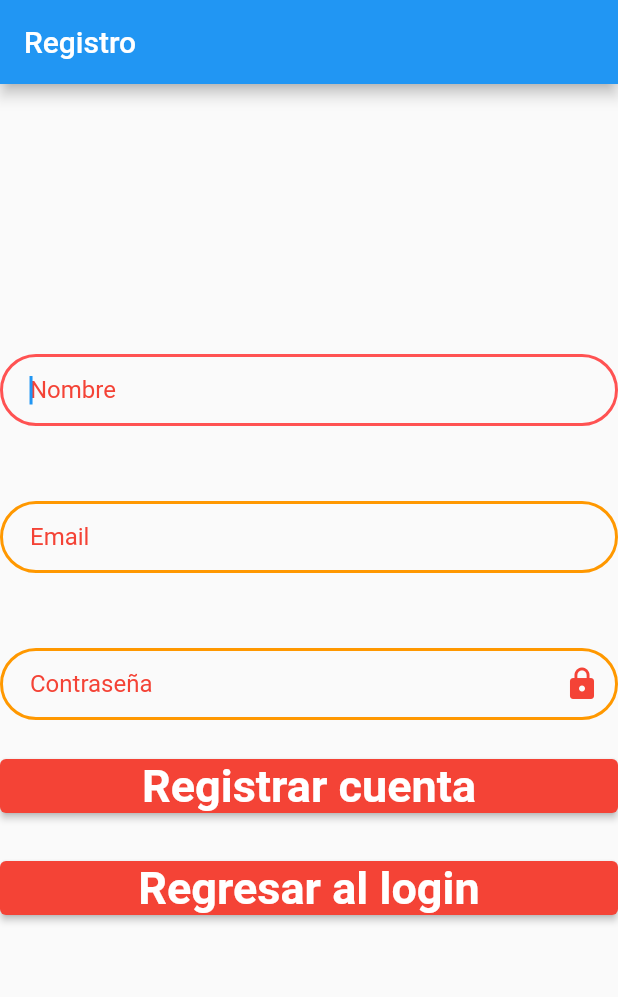
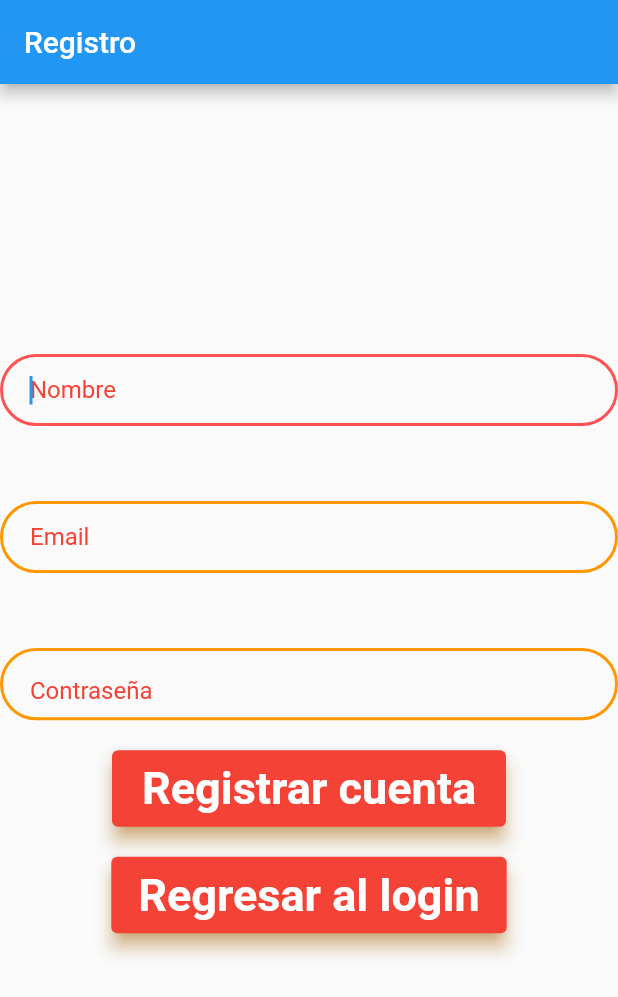
Before and after one commit to landowolf10/crud_notas_flutter2, a Flutter app: the screen it shows after launch, after a tap on "Crear cuenta", on a phone screen of 412 x 824 dp. Shown: the top 997 px of the screen. Run offline on Flutter 3.47's test engine with Material 2 defaults, Android fonts, the phone set to English and light mode, and no system bars; network calls fail.

Commit message:
Separación de UI en métodos.

```diff
--- a/lib/main.dart
+++ b/lib/main.dart
@@ -11,6 +11,7 @@ class MyApp extends StatelessWidget {
   Widget build(BuildContext context) {
     return MaterialApp(
       title: 'Flutter Demo',
+      debugShowCheckedModeBanner: false,
       theme: ThemeData(
         primarySwatch: Colors.blue,
       ),
--- a/lib/src/pages/login_page.dart
+++ b/lib/src/pages/login_page.dart
@@ -13,12 +13,39 @@ class _LoginState extends State<Login> {
   TextEditingController txtPassword = new TextEditingController();
   UserAPIs user = new UserAPIs();
   Dialogs msg = new Dialogs();
+  bool _obscuredText = true;
 
   @override
   Widget build(BuildContext context) {
-    bool _obscuredText = true;
+    return Scaffold(
+      appBar: AppBar(
+        title: Text('Login'),
+      ),
+      body: Center(
+        child: ListView(
+          children: [
+            Column(
+              mainAxisAlignment: MainAxisAlignment.center,
+              children: [
+                SizedBox(height: 180),
+                _emailInput(),
+                SizedBox(height: 50),
+                _passwordInput(),
+                SizedBox(height: 50),
+                _loginButton(),
+                SizedBox(height: 20),
+                _registerButton()
+              ]
+            )
+          ],
+        )
+      ),
+    );
+  }
 
-    final emailInput = TextFormField(
+  Widget _emailInput()
+  {
+    return TextFormField(
       style: TextStyle(
         color: Colors.red
       ),
@@ -44,8 +71,11 @@ class _LoginState extends State<Login> {
         )
       ),
     );
+  }
 
-    final passwordInput = TextFormField(
+  Widget _passwordInput()
+  {
+    return TextFormField(
       style: TextStyle(
         color: Colors.red
       ),
@@ -57,19 +87,9 @@ class _LoginState extends State<Login> {
           borderSide: BorderSide(color: Colors.redAccent, width: 2.0),
           borderRadius: BorderRadius.circular(32.0)
         ),
-        suffixIcon: IconButton(
-          color: Colors.red,
-          onPressed: () {
-            setState(() {
-              if(_obscuredText)
-                _obscuredText = false;
-              else
-                _obscuredText = true;
-
-              print(_obscuredText);
-            });
-          },
-          icon: Icon(Icons.lock),
+        suffix: InkWell(
+          onTap: _togglePasswordView,
+          child: Icon(Icons.visibility),
         ),
         hintText: 'Contraseña',
         hintStyle: TextStyle(
@@ -85,20 +105,23 @@ class _LoginState extends State<Login> {
         )
       ),
     );
+  }
 
-    //padding: EdgeInsets.symmetric(horizontal: 30, vertical: 10),
-
-    final loginButton = ConstrainedBox(
-      constraints: BoxConstraints.tightFor(width: 10, height: 40),
-      child: ElevatedButton(
+  Widget _loginButton()
+  {
+    return ElevatedButton(
       child: Text('Iniciar sesión'),
       style: ElevatedButton.styleFrom(
         primary: Colors.red,
+        onPrimary: Colors.white,
+        padding: EdgeInsets.symmetric(horizontal: 10, vertical: 8),
         textStyle: TextStyle(
           fontSize: 30,
           color: Colors.white,
           fontWeight: FontWeight.bold
-          )
+        ),
+        shadowColor: Colors.orange,
+        elevation: 5
       ),
       onPressed: () async {
         if(txtUser.text.isEmpty || txtPassword.text.isEmpty)
@@ -115,18 +138,23 @@ class _LoginState extends State<Login> {
             msg.invalidLoginDialog(context);
         }
       },
-      )
     );
+  }
 
-    final registerButton = ElevatedButton(
+  Widget _registerButton()
+  {
+    return ElevatedButton(
       child: Text('Crear cuenta'),
       style: ElevatedButton.styleFrom(
         primary: Colors.red,
+        padding: EdgeInsets.symmetric(horizontal: 14, vertical: 8),
         textStyle: TextStyle(
            fontSize: 30,
            color: Colors.white,
            fontWeight: FontWeight.bold
-        )
+        ),
+        shadowColor: Colors.orange,
+        elevation: 5
       ),
       onPressed: () async {
         Navigator.pushReplacement(
@@ -136,32 +164,12 @@ class _LoginState extends State<Login> {
         );
       },
     );
+  }
 
-    final prueba = ElevatedButton(
-      child: Text('Prueba'),
-      onPressed: (){},
-    );
-
-    return Scaffold(
-      appBar: AppBar(
-        title: Text('Login'),
-      ),
-      body: Center(
-          child: ListView(
-            children: [
-              SizedBox(height: 180),
-              emailInput,
-              SizedBox(height: 50),
-              passwordInput,
-              SizedBox(height: 50),
-              loginButton,
-              SizedBox(height: 20),
-              registerButton,
-              SizedBox(height: 20),
-              prueba
-            ],
-          ),
-      ),
-    );
+  void _togglePasswordView()
+  {
+    setState(() {
+      _obscuredText = !_obscuredText;
+    });
   }
 }
--- a/lib/src/pages/user_registration_page.dart
+++ b/lib/src/pages/user_registration_page.dart
@@ -14,12 +14,41 @@ class _UserRegistrationState extends State<UserRegistration> {
   TextEditingController txtPassword = new TextEditingController();
   UserAPIs user = new UserAPIs();
   Dialogs msg = new Dialogs();
+  bool _obscuredText = true;
 
   @override
   Widget build(BuildContext context) {
-    bool _obscuredText = true;
+    return Scaffold(
+      appBar: AppBar(
+        title: Text('Registro'),
+      ),
+      body: Center(
+          child: ListView(
+            children: [
+              Column(
+                mainAxisAlignment: MainAxisAlignment.center,
+                children: [
+                  SizedBox(height: 180),
+                  _nameInput(),
+                  SizedBox(height: 50),
+                  _mailInput(),
+                  SizedBox(height: 50),
+                  _passwordInput(),
+                  SizedBox(height: 20),
+                  _registerButton(),
+                  SizedBox(height: 20),
+                  _returnButton()
+                ]
+              )
+            ],
+          ),
+      ),
+    );
+  }
 
-    final nameInput = TextFormField(
+  Widget _nameInput()
+  {
+    return TextFormField(
       style: TextStyle(
         color: Colors.red
       ),
@@ -44,9 +73,11 @@ class _UserRegistrationState extends State<UserRegistration> {
         )
       ),
     );
+  }
 
-
-    final mailInput = TextFormField(
+  Widget _mailInput()
+  {
+    return TextFormField(
       style: TextStyle(
         color: Colors.red
       ),
@@ -72,8 +103,11 @@ class _UserRegistrationState extends State<UserRegistration> {
         )
       ),
     );
+  }
 
-    Widget passwordInput = TextFormField(
+  Widget _passwordInput()
+  {
+    return TextFormField(
       style: TextStyle(
         color: Colors.red
       ),
@@ -85,19 +119,9 @@ class _UserRegistrationState extends State<UserRegistration> {
           borderSide: BorderSide(color: Colors.redAccent, width: 2.0),
           borderRadius: BorderRadius.circular(32.0)
         ),
-        suffixIcon: IconButton(
-          color: Colors.red,
-          onPressed: () {
-            setState(() {
-              if(_obscuredText)
-                _obscuredText = false;
-              else
-                _obscuredText = true;
-
-              print(_obscuredText);
-            });
-          },
-          icon: Icon(Icons.lock),
+        suffix: InkWell(
+          onTap: _togglePasswordView,
+          child: Icon(Icons.visibility),
         ),
         hintText: 'Contraseña',
         hintStyle: TextStyle(
@@ -113,16 +137,22 @@ class _UserRegistrationState extends State<UserRegistration> {
         )
       ),
     );
+  }
 
-    final registerButton = ElevatedButton(
+  Widget _registerButton()
+  {
+    return ElevatedButton(
       child: Text('Registrar cuenta'),
       style: ElevatedButton.styleFrom(
         primary: Colors.red,
+        padding: EdgeInsets.symmetric(horizontal: 20, vertical: 8),
         textStyle: TextStyle(
            fontSize: 30,
            color: Colors.white,
            fontWeight: FontWeight.bold
-        )
+        ),
+        shadowColor: Colors.orange,
+        elevation: 5
       ),
       onPressed: () async {
         if(txtName.text.isEmpty || txtMail.text.isEmpty || txtPassword.text.isEmpty)
@@ -136,16 +166,22 @@ class _UserRegistrationState extends State<UserRegistration> {
         }
       },
     );
+  }
 
-    final returnButton = ElevatedButton(
+  Widget _returnButton()
+  {
+    return ElevatedButton(
       child: Text('Regresar al login'),
       style: ElevatedButton.styleFrom(
         primary: Colors.red,
+        padding: EdgeInsets.symmetric(horizontal: 18, vertical: 8),
         textStyle: TextStyle(
            fontSize: 30,
            color: Colors.white,
            fontWeight: FontWeight.bold
-        )
+        ),
+        shadowColor: Colors.orange,
+        elevation: 5
       ),
       onPressed: () {
         Navigator.pushReplacement(
@@ -155,27 +191,12 @@ class _UserRegistrationState extends State<UserRegistration> {
         );
       },
     );
+  }
 
-    return Scaffold(
-      appBar: AppBar(
-        title: Text('Registro'),
-      ),
-      body: Center(
-          child: ListView(
-            children: [
-              SizedBox(height: 180),
-              nameInput,
-              SizedBox(height: 50),
-              mailInput,
-              SizedBox(height: 50),
-              passwordInput,
-              SizedBox(height: 20),
-              registerButton,
-              SizedBox(height: 20),
-              returnButton
-            ],
-          ),
-      ),
-    );
+  void _togglePasswordView()
+  {
+    setState(() {
+      _obscuredText = !_obscuredText;
+    });
   }
 }
```
Also changed, not shown: 1 other file. Lines whose indentation alone changed are shown as unchanged.
